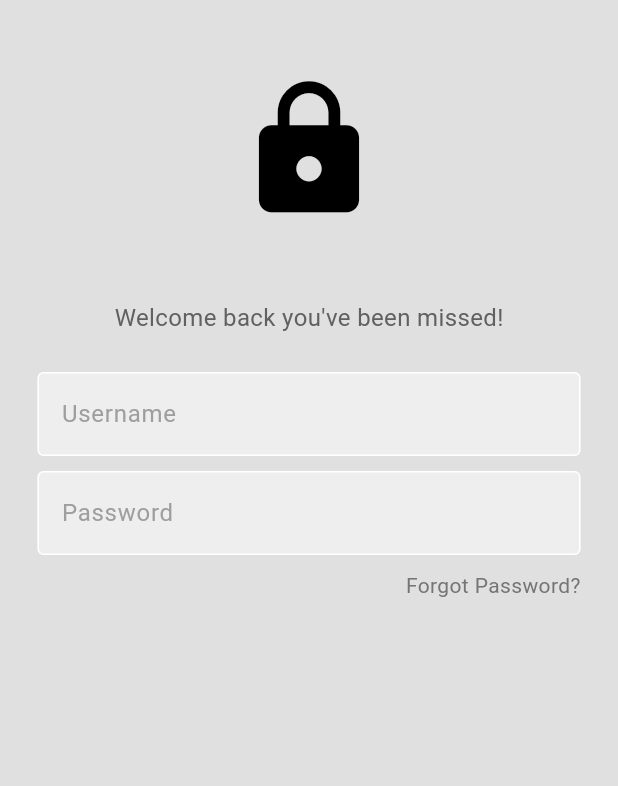
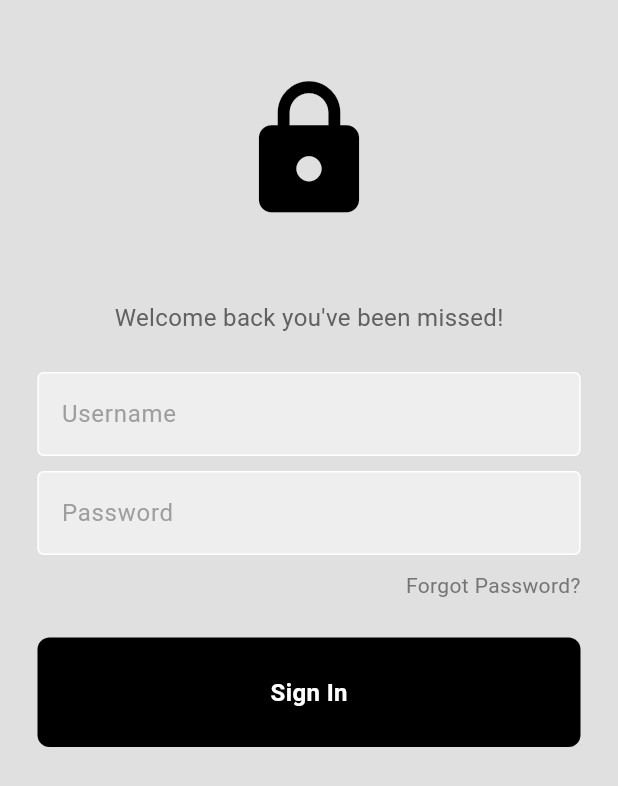
Before and after one commit to NguyenNhatHuynh/todo-app-dart, a Flutter app: the screen it shows after launch, on a phone screen of 412 x 824 dp. Shown: the top 786 px of the screen. Run offline on Flutter 3.47's test engine with Material 3 defaults, Android fonts, the light colour scheme and no system bars.

Commit message:
Design Button Sign In

```diff
--- /dev/null
+++ b/lib/components/my_button.dart
@@ -0,0 +1,32 @@
+import 'package:flutter/material.dart';
+
+class MyButton extends StatelessWidget {
+  final Function()? onTap;
+
+  const MyButton({super.key, required this.onTap});
+
+  @override
+  Widget build(BuildContext context) {
+    return GestureDetector(
+      onTap: onTap,
+      child: Container(
+        padding: const EdgeInsets.all(25),
+        margin: const EdgeInsets.symmetric(horizontal: 25),
+        decoration: BoxDecoration(
+          color: Colors.black,
+          borderRadius: BorderRadius.circular(8),
+        ),
+        child: const Center(
+          child: Text(
+            'Sign In',
+            style: TextStyle(
+              color: Colors.white,
+              fontWeight: FontWeight.bold,
+              fontSize: 16,
+            ),
+          ),
+        ),
+      ),
+    );
+  }
+}
--- a/lib/pages/login_page.dart
+++ b/lib/pages/login_page.dart
@@ -1,3 +1,4 @@
+import 'package:app_todo_xd/components/my_button.dart';
 import 'package:flutter/material.dart';
 import 'package:app_todo_xd/components/my_textfield.dart';
 
@@ -7,6 +8,9 @@ class LoginPage extends StatelessWidget {
   // text editing controllers
   final usernameController = TextEditingController();
   final passwordController = TextEditingController();
+
+  // sign user in method
+  void signUserIn() {}
 
   @override
   Widget build(BuildContext context) {
@@ -73,7 +77,11 @@ class LoginPage extends StatelessWidget {
                 const SizedBox(height: 25),
 
                 // sign in buttons
+                MyButton(
+                  onTap: signUserIn,
+                ),
 
+                const SizedBox(height: 25),
                 // or continue with
 
                 // google + apple sign in buttons
```
